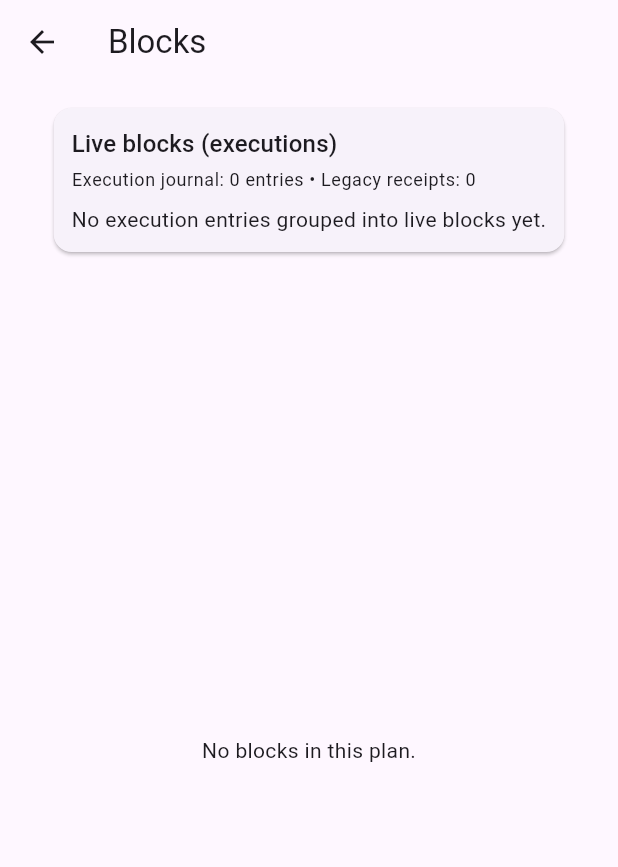
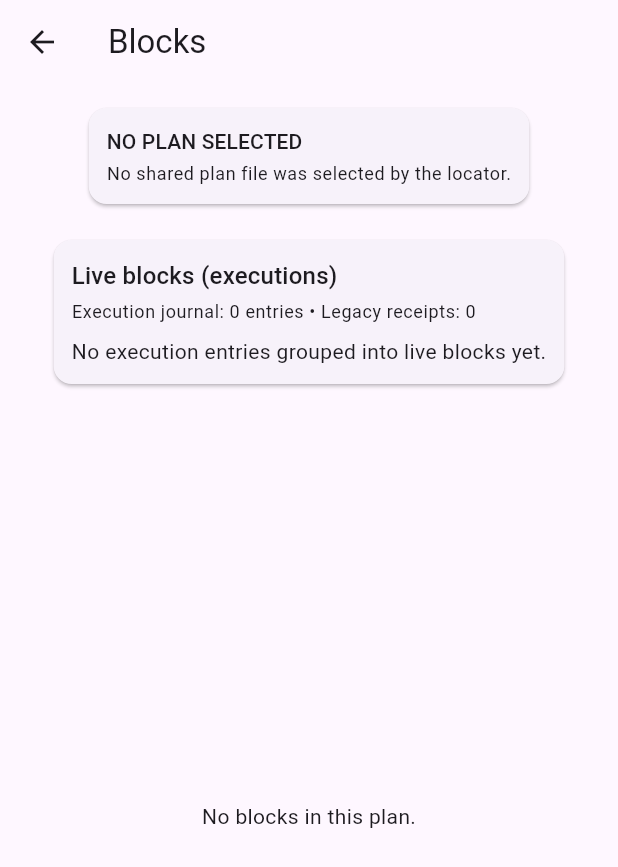
Before and after one commit to Baker413/AU-Insights, a Flutter app: the BlocksScreen screen opened directly with empty values, on a phone screen of 412 x 824 dp. Shown: the top 867 px of the screen. Run offline on Flutter 3.47's test engine with Material 3 defaults, Android fonts, the phone set to English and light mode, and no system bars; missing offline and left inert: au_core.

Commit message:
au_insights: add plan vs draft banner (SharedPlanLocatorV1 reason) + wire selection metadata

```diff
--- a/lib/screens/blocks_screen.dart
+++ b/lib/screens/blocks_screen.dart
@@ -2,6 +2,7 @@ import 'package:flutter/material.dart';
 
 import '../services/shared_execution_loader.dart';
 import '../services/shared_plan_loader.dart';
+import '../widgets/plan_selection_banner.dart';
 
 class BlocksScreen extends StatefulWidget {
   final SharedPlanSummary plan;
@@ -65,6 +66,10 @@ class _BlocksScreenState extends State<BlocksScreen> {
       ),
       body: Column(
         children: [
+          PlanSelectionBanner(
+            selectionReason: widget.plan.selectionReason,
+            selectedPlanPath: widget.plan.selectedPlanPath,
+          ),
           _buildLiveBlocksCard(theme),
           if (allBlocks.isEmpty)
             Expanded(
--- a/lib/screens/plan_details_screen.dart
+++ b/lib/screens/plan_details_screen.dart
@@ -5,6 +5,7 @@ import 'package:au_core/trigger_engine/profiles.dart' as te;
 
 import '../services/shared_plan_loader.dart';
 import '../models/shared_planned_order.dart';
+import '../widgets/plan_selection_banner.dart';
 
 class PlanDetailsScreen extends StatelessWidget {
   final SharedPlanSummary plan;
@@ -173,6 +174,10 @@ class PlanDetailsScreen extends StatelessWidget {
           children: [
             Text('Shared Plan Snapshot', style: theme.textTheme.titleLarge),
             const SizedBox(height: 12),
+            PlanSelectionBanner(
+              selectionReason: plan.selectionReason,
+              selectedPlanPath: plan.selectedPlanPath,
+            ),
             Card(
               child: Padding(
                 padding: const EdgeInsets.all(16),
--- a/lib/services/shared_plan_loader.dart
+++ b/lib/services/shared_plan_loader.dart
@@ -709,7 +709,7 @@ class SharedPlanLoader {
           timestamp: timestamp,
           planId: env?.planId,
           identityVersion: (env?.planId == null) ? null : env?.identityVersion,
-          selectionReason: sel.reason.toString(),
+          selectionReason: sel.reason.name,
           selectedPlanPath: selectedPath,
           orders: const [],
           riskSummary: riskSummary,
@@ -741,7 +741,7 @@ class SharedPlanLoader {
       return SharedPlanSummary(
         exists: true,
         orderCount: orders.length,
-        selectionReason: sel.reason.toString(),
+        selectionReason: sel.reason.name,
         selectedPlanPath: selectedPath,
         symbolCount: symbols.length,
         buyCount: buyCount,
--- /dev/null
+++ b/lib/widgets/plan_selection_banner.dart
@@ -0,0 +1,77 @@
+import 'dart:io';
+
+import 'package:flutter/material.dart';
+
+class PlanSelectionBanner extends StatelessWidget {
+  final String? selectionReason;
+  final String? selectedPlanPath;
+
+  const PlanSelectionBanner({
+    super.key,
+    required this.selectionReason,
+    required this.selectedPlanPath,
+  });
+
+  static String _baseName(String? p) {
+    final v = (p ?? '').trim();
+    if (v.isEmpty) return '';
+    return v.split(Platform.pathSeparator).last;
+  }
+
+  @override
+  Widget build(BuildContext context) {
+    final theme = Theme.of(context);
+
+    final reason = (selectionReason ?? '').trim();
+    final fileName = _baseName(selectedPlanPath);
+
+    String title;
+    String subtitle;
+
+    // Contract truth (au_core SharedPlanLocatorV1):
+    // - activeAccountPointer = ACTIVE
+    // - newestPerAccountScan / legacyFallback = ALT/DRAFT-like selection
+    // - none/unknown = no plan
+    if (reason == 'activeAccountPointer') {
+      title = 'ACTIVE PLAN';
+      subtitle = 'Selected by active-account pointer.';
+    } else if (reason == 'newestPerAccountScan') {
+      title = 'DRAFT / ALT PLAN';
+      subtitle = 'Selected by newest per-account scan (no active pointer).';
+    } else if (reason == 'legacyFallback') {
+      title = 'DRAFT / ALT PLAN (LEGACY)';
+      subtitle = 'Selected by legacy fallback.';
+    } else if (reason == 'none' || reason.isEmpty) {
+      title = 'NO PLAN SELECTED';
+      subtitle = 'No shared plan file was selected by the locator.';
+    } else {
+      title = 'PLAN SELECTION (UNKNOWN)';
+      subtitle = 'Selection reason token is not recognized by this UI.';
+    }
+
+    final metaBits = <String>[];
+    if (reason.isNotEmpty) metaBits.add('Reason: $reason');
+    if (fileName.isNotEmpty) metaBits.add('File: $fileName');
+
+    final metaLine = metaBits.join(' • ');
+
+    return Card(
+      margin: const EdgeInsets.fromLTRB(16, 16, 16, 8),
+      child: Padding(
+        padding: const EdgeInsets.all(12),
+        child: Column(
+          crossAxisAlignment: CrossAxisAlignment.start,
+          children: [
+            Text(title, style: theme.textTheme.titleSmall),
+            const SizedBox(height: 4),
+            Text(subtitle, style: theme.textTheme.bodySmall),
+            if (metaLine.isNotEmpty) ...[
+              const SizedBox(height: 8),
+              Text(metaLine, style: theme.textTheme.bodySmall),
+            ],
+          ],
+        ),
+      ),
+    );
+  }
+}
```
